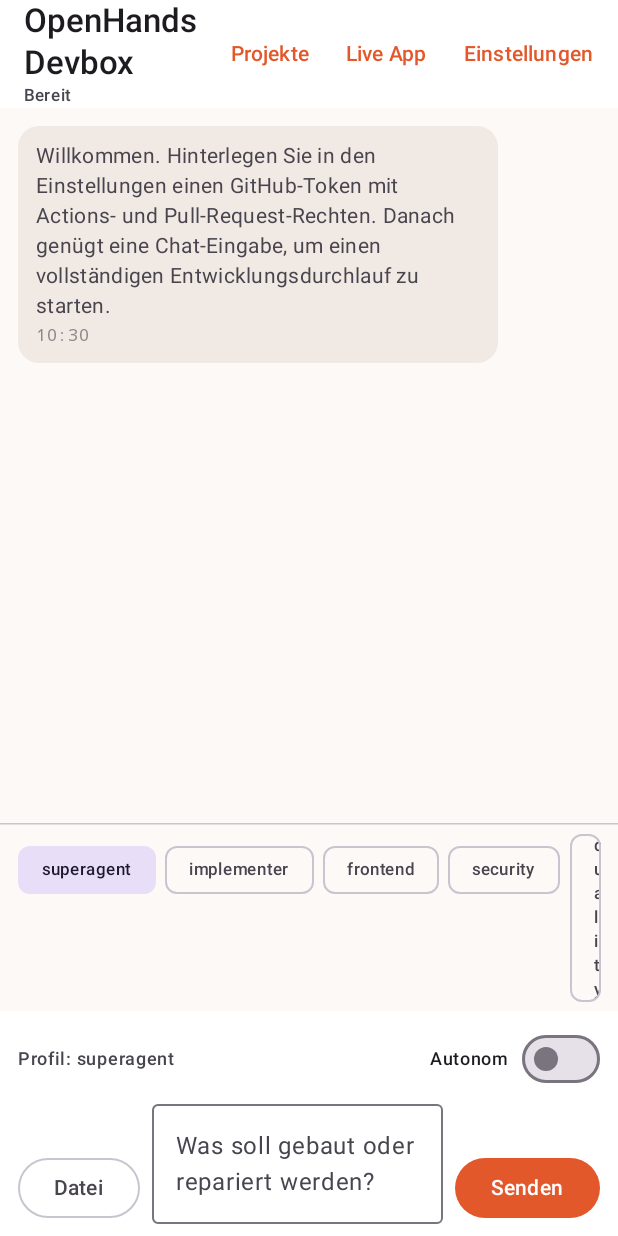
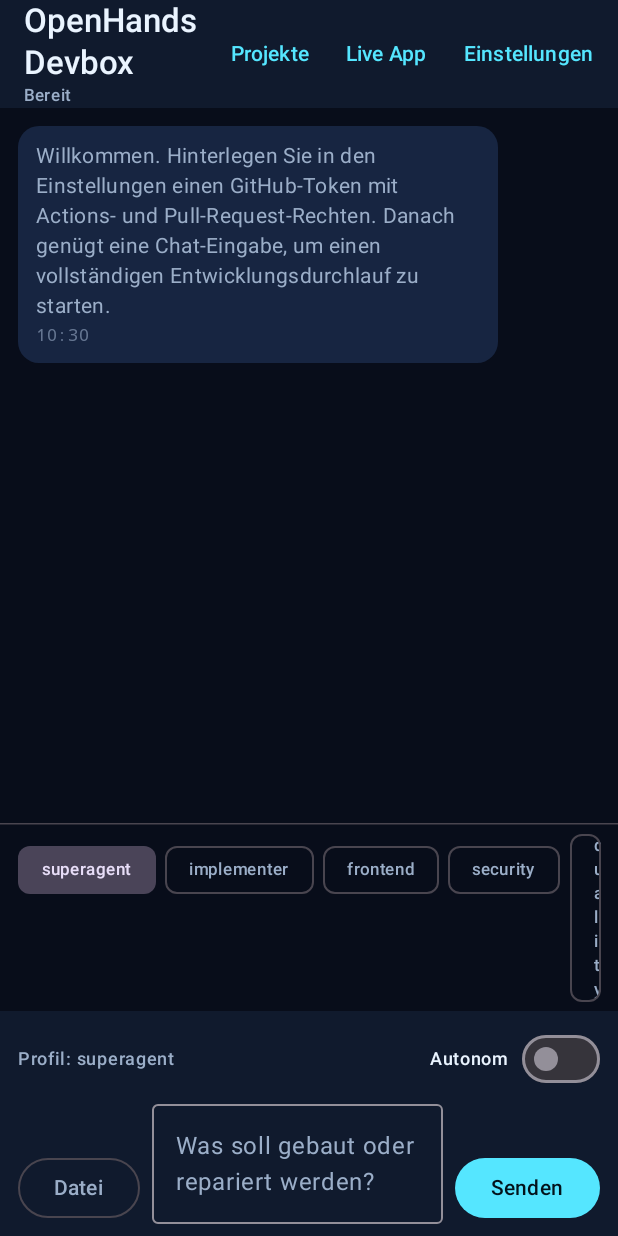
Before and after one commit to niknight1403/openhands-devbox, an Android app built with Jetpack Compose: the screen it shows after launch (MainActivity), on a phone screen of 412 x 824 dp. Run offline under Robolectric (Android 15) with nearby library versions, the phone set to English and light mode, and no system bars; pictures from the network do not load.

Commit message:
feat(android): apply Nebula Command design system

```diff
--- a/android/app/src/main/java/dev/openhands/devbox/ui/Theme.kt
+++ b/android/app/src/main/java/dev/openhands/devbox/ui/Theme.kt
@@ -1,35 +1,38 @@
 package dev.openhands.devbox.ui
 
-import androidx.compose.foundation.isSystemInDarkTheme
 import androidx.compose.material3.MaterialTheme
 import androidx.compose.material3.darkColorScheme
-import androidx.compose.material3.lightColorScheme
 import androidx.compose.runtime.Composable
 import androidx.compose.ui.graphics.Color
 
-private val Accent = Color(0xFFE2582B)
-private val AccentDark = Color(0xFFFF8A5B)
+// Nebula Command — Design 1
+private val NebulaCyan = Color(0xFF55E6FF)
+private val NebulaViolet = Color(0xFF9B8CFF)
+private val NebulaBackground = Color(0xFF080D1A)
+private val NebulaSurface = Color(0xFF101A2D)
+private val NebulaSurfaceRaised = Color(0xFF172541)
+private val NebulaText = Color(0xFFEAF4FF)
+private val NebulaMuted = Color(0xFF9BAEC8)
+private val NebulaGreen = Color(0xFF55D6A4)
+private val NebulaRed = Color(0xFFFF7185)
 
-private val DarkScheme = darkColorScheme(
-    primary = AccentDark,
-    onPrimary = Color(0xFF2A1206),
-    secondary = Color(0xFF8AB4F8),
-    background = Color(0xFF12100F),
-    surface = Color(0xFF1C1917),
-    surfaceVariant = Color(0xFF2A2624),
-    error = Color(0xFFFF6B6B),
-)
-
-private val LightScheme = lightColorScheme(
-    primary = Accent,
-    secondary = Color(0xFF2A5CB8),
-    background = Color(0xFFFDF9F6),
-    surface = Color(0xFFFFFFFF),
-    surfaceVariant = Color(0xFFF1E9E3),
-    error = Color(0xFFB3261E),
+private val NebulaScheme = darkColorScheme(
+    primary = NebulaCyan,
+    onPrimary = Color(0xFF03131B),
+    secondary = NebulaViolet,
+    onSecondary = Color(0xFF100D27),
+    tertiary = NebulaGreen,
+    background = NebulaBackground,
+    onBackground = NebulaText,
+    surface = NebulaSurface,
+    onSurface = NebulaText,
+    surfaceVariant = NebulaSurfaceRaised,
+    onSurfaceVariant = NebulaMuted,
+    error = NebulaRed,
+    onError = Color(0xFF2A0710),
 )
 
 @Composable
-fun OpenHandsTheme(useDark: Boolean = isSystemInDarkTheme(), content: @Composable () -> Unit) {
-    MaterialTheme(colorScheme = if (useDark) DarkScheme else LightScheme, content = content)
+fun OpenHandsTheme(useDark: Boolean = true, content: @Composable () -> Unit) {
+    MaterialTheme(colorScheme = NebulaScheme, content = content)
 }
```
